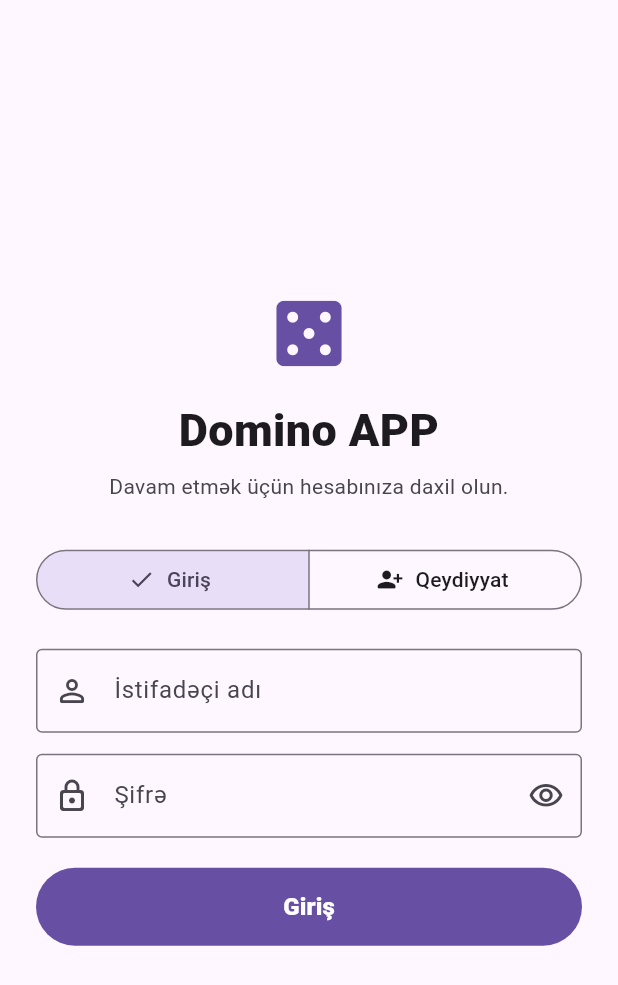
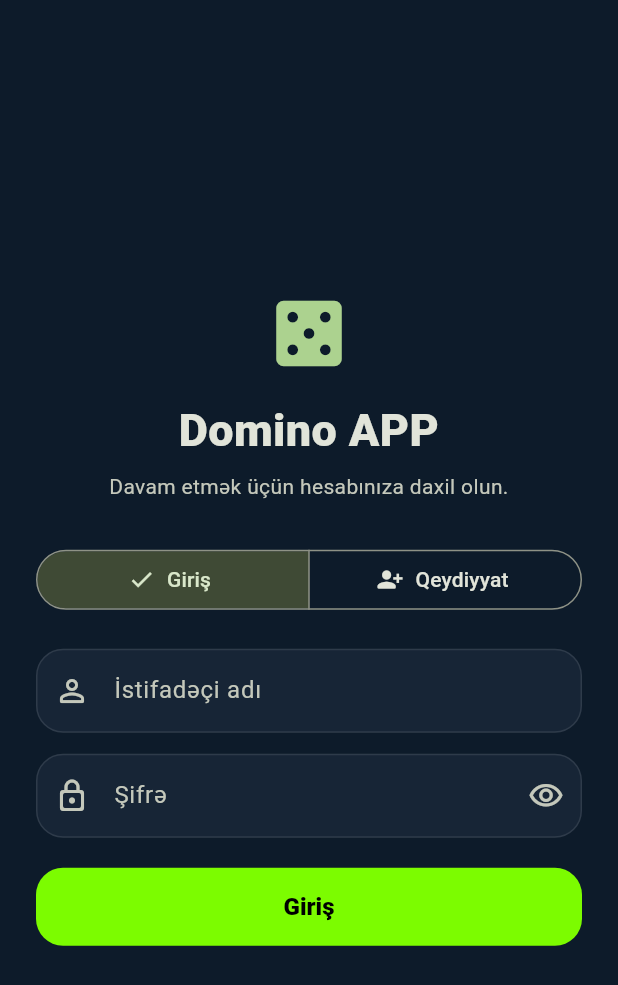
Before and after one commit to theyali/domino_app, a Flutter app: the screen it shows after launch, after a tap on "🇦🇿", on a phone screen of 412 x 824 dp. Shown: the top 985 px of the screen. Run offline on Flutter 3.47's test engine with Material 3 defaults, Android fonts, the light colour scheme and no system bars; our stand-ins replace audioplayers, qr_flutter, shared_preferences; accounts and stored records are empty; network calls fail.

Commit message:
Apply cartoon lime app theme

```diff
--- a/lib/main.dart
+++ b/lib/main.dart
@@ -3,6 +3,7 @@ import 'package:flutter_localizations/flutter_localizations.dart';
 
 import 'localization/app_language.dart';
 import 'screens/auth_gate_screen.dart';
+import 'theme/app_colors.dart';
 
 Future<void> main() async {
   WidgetsFlutterBinding.ensureInitialized();
@@ -21,6 +22,110 @@ class DominoApp extends StatelessWidget {
     required this.languageController,
   });
 
+  ThemeData _buildTheme() {
+    final colorScheme = ColorScheme.fromSeed(
+      seedColor: AppColors.lime,
+      brightness: Brightness.dark,
+      surface: AppColors.surface,
+    );
+
+    return ThemeData(
+      useMaterial3: true,
+      colorScheme: colorScheme,
+      scaffoldBackgroundColor: AppColors.background,
+      appBarTheme: const AppBarTheme(
+        backgroundColor: AppColors.background,
+        foregroundColor: Colors.white,
+        elevation: 0,
+        centerTitle: true,
+      ),
+      cardTheme: CardThemeData(
+        color: AppColors.surfaceRaised,
+        elevation: 0,
+        shape: RoundedRectangleBorder(
+          borderRadius: BorderRadius.circular(22),
+        ),
+      ),
+      filledButtonTheme: FilledButtonThemeData(
+        style: FilledButton.styleFrom(
+          foregroundColor: Colors.black,
+          backgroundColor: AppColors.lime,
+          disabledForegroundColor: Colors.white38,
+          shape: RoundedRectangleBorder(
+            borderRadius: BorderRadius.circular(18),
+          ),
+          textStyle: const TextStyle(fontWeight: FontWeight.w900),
+        ),
+      ),
+      floatingActionButtonTheme: const FloatingActionButtonThemeData(
+        backgroundColor: AppColors.lime,
+        foregroundColor: Colors.black,
+      ),
+      inputDecorationTheme: InputDecorationTheme(
+        filled: true,
+        fillColor: AppColors.surfaceRaised,
+        border: OutlineInputBorder(
+          borderRadius: BorderRadius.circular(18),
+          borderSide: BorderSide.none,
+        ),
+        enabledBorder: OutlineInputBorder(
+          borderRadius: BorderRadius.circular(18),
+          borderSide: BorderSide(
+            color: Colors.white.withValues(alpha: 0.10),
+          ),
+        ),
+        focusedBorder: OutlineInputBorder(
+          borderRadius: BorderRadius.circular(18),
+          borderSide: const BorderSide(
+            color: AppColors.lime,
+            width: 2,
+          ),
+        ),
+      ),
+      navigationBarTheme: NavigationBarThemeData(
+        backgroundColor: AppColors.surface,
+        indicatorColor: AppColors.lime.withValues(alpha: 0.22),
+        iconTheme: WidgetStateProperty.resolveWith((states) {
+          return IconThemeData(
+            color: states.contains(WidgetState.selected)
+                ? AppColors.lime
+                : Colors.white60,
+          );
+        }),
+        labelTextStyle: WidgetStateProperty.resolveWith((states) {
+          return TextStyle(
+            color: states.contains(WidgetState.selected)
+                ? AppColors.lime
+                : Colors.white60,
+            fontWeight: states.contains(WidgetState.selected)
+                ? FontWeight.w900
+                : FontWeight.w600,
+          );
+        }),
+      ),
+      chipTheme: ChipThemeData(
+        shape: RoundedRectangleBorder(
+          borderRadius: BorderRadius.circular(16),
+        ),
+        selectedColor: AppColors.lime.withValues(alpha: 0.22),
+        side: BorderSide(
+          color: Colors.white.withValues(alpha: 0.12),
+        ),
+      ),
+      bottomSheetTheme: const BottomSheetThemeData(
+        backgroundColor: AppColors.surface,
+        modalBackgroundColor: AppColors.surface,
+        showDragHandle: true,
+      ),
+      dialogTheme: DialogThemeData(
+        backgroundColor: AppColors.surface,
+        shape: RoundedRectangleBorder(
+          borderRadius: BorderRadius.circular(24),
+        ),
+      ),
+    );
+  }
+
   @override
   Widget build(BuildContext context) {
     return LanguageScope(
@@ -30,6 +135,7 @@ class DominoApp extends StatelessWidget {
         builder: (context, child) {
           return MaterialApp(
             debugShowCheckedModeBanner: false,
+            theme: _buildTheme(),
             locale: Locale(languageController.language.code),
             localizationsDelegates: GlobalMaterialLocalizations.delegates,
             supportedLocales: const [
```
